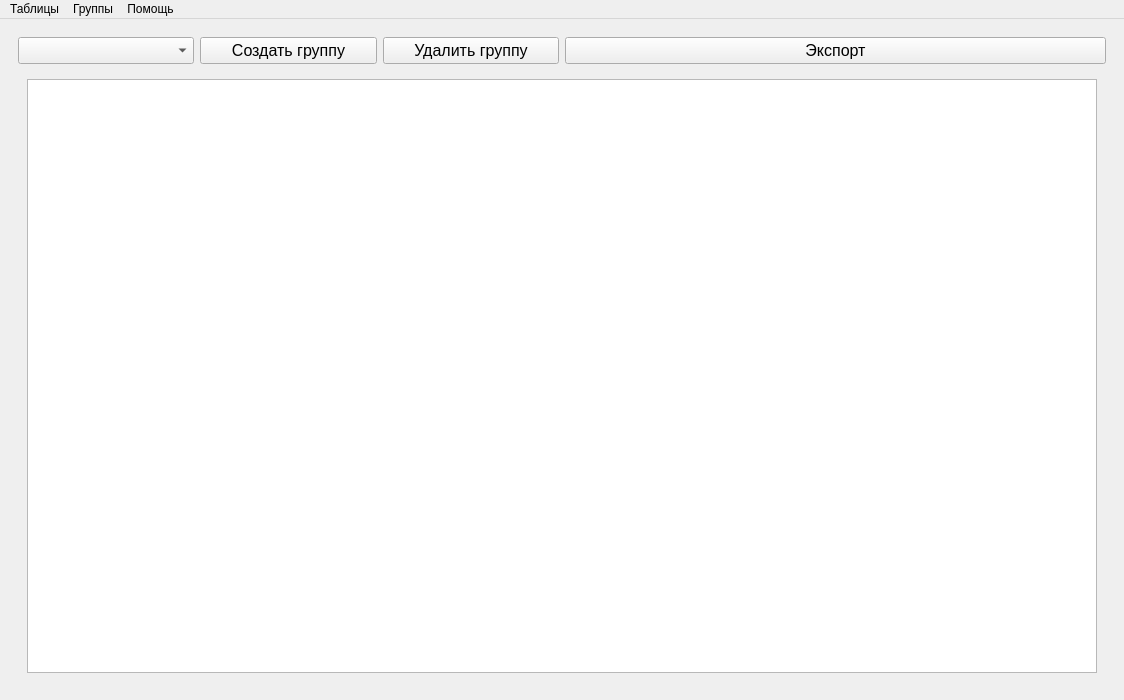
Old version of the form ui/main.ui in the repository came0987/dbms_mpei.
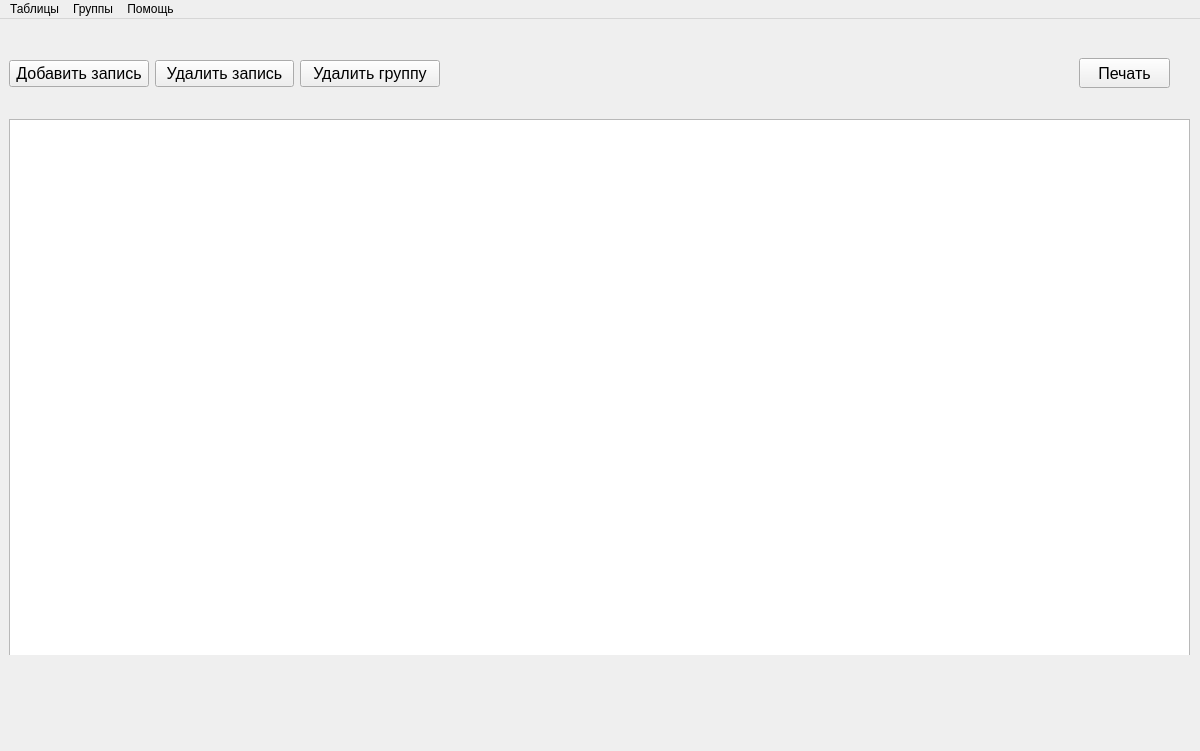
New version of the form. The open tabs and pages were chosen to show the change.

Commit message: точки в добавлении;для ГРНТИ ввод нескольких, но не работает ограничение на буквы

Diff of the .ui file:
```diff
--- a/ui/main.ui
+++ b/ui/main.ui
@@ -9,8 +9,8 @@
    <rect>
     <x>0</x>
     <y>0</y>
-    <width>1124</width>
-    <height>700</height>
+    <width>1200</width>
+    <height>751</height>
    </rect>
   </property>
   <property name="sizePolicy">
@@ -103,9 +103,9 @@
          <number>0</number>
         </property>
         <widget class="QWidget" name="svod">
-         <layout class="QGridLayout" name="gridLayout_4">
+         <layout class="QGridLayout" name="gridLayout">
           <item row="0" column="0">
-           <widget class="QTableView" name="svod_table"/>
+           <widget class="QTableView" name="tableView"/>
           </item>
          </layout>
         </widget>
@@ -216,72 +216,145 @@
        </widget>
       </widget>
       <widget class="QWidget" name="menu_groups_page">
-       <layout class="QGridLayout" name="gridLayout">
-        <item row="0" column="1">
-         <widget class="QPushButton" name="pushButton_2">
+       <widget class="QStackedWidget" name="stackedWidget">
+        <property name="geometry">
+         <rect>
+          <x>0</x>
+          <y>0</y>
+          <width>1181</width>
+          <height>627</height>
+         </rect>
+        </property>
+        <property name="currentIndex">
+         <number>1</number>
+        </property>
+        <widget class="QWidget" name="group_list_page">
+         <widget class="QWidget" name="layoutWidget">
+          <property name="geometry">
+           <rect>
+            <x>0</x>
+            <y>20</y>
+            <width>301</width>
+            <height>51</height>
+           </rect>
+          </property>
+          <layout class="QHBoxLayout" name="horizontalLayout">
+           <item>
+            <widget class="QPushButton" name="create_group_btn">
+             <property name="font">
+              <font>
+               <pointsize>12</pointsize>
+              </font>
+             </property>
+             <property name="text">
+              <string>Создать группу</string>
+             </property>
+            </widget>
+           </item>
+           <item>
+            <widget class="QPushButton" name="delete_group_btn">
+             <property name="font">
+              <font>
+               <pointsize>12</pointsize>
+              </font>
+             </property>
+             <property name="text">
+              <string>Удалить группу</string>
+             </property>
+            </widget>
+           </item>
+          </layout>
+         </widget>
+         <widget class="QTableView" name="group_list_table">
+          <property name="geometry">
+           <rect>
+            <x>0</x>
+            <y>91</y>
+            <width>1181</width>
+            <height>561</height>
+           </rect>
+          </property>
+         </widget>
+        </widget>
+        <widget class="QWidget" name="group_view_page">
+         <widget class="QTableView" name="group_view_table">
+          <property name="geometry">
+           <rect>
+            <x>0</x>
+            <y>91</y>
+            <width>1181</width>
+            <height>561</height>
+           </rect>
+          </property>
+         </widget>
+         <widget class="QPushButton" name="export_btn">
+          <property name="geometry">
+           <rect>
+            <x>1070</x>
+            <y>30</y>
+            <width>91</width>
+            <height>30</height>
+           </rect>
+          </property>
           <property name="font">
            <font>
             <pointsize>12</pointsize>
            </font>
           </property>
           <property name="text">
-           <string>Экспорт</string>
+           <string>Печать</string>
           </property>
          </widget>
-        </item>
-        <item row="1" column="0" colspan="2">
-         <widget class="QStackedWidget" name="groups_pages">
-          <widget class="QWidget" name="group_1">
-           <layout class="QGridLayout" name="gridLayout_7">
-            <item row="0" column="0">
-             <widget class="QTableView" name="tableView"/>
-            </item>
-           </layout>
-          </widget>
-          <widget class="QWidget" name="group_2"/>
+         <widget class="QWidget" name="layoutWidget">
+          <property name="geometry">
+           <rect>
+            <x>0</x>
+            <y>20</y>
+            <width>431</width>
+            <height>51</height>
+           </rect>
+          </property>
+          <layout class="QHBoxLayout" name="horizontalLayout_2">
+           <item>
+            <widget class="QPushButton" name="add_record_btn">
+             <property name="font">
+              <font>
+               <pointsize>12</pointsize>
+              </font>
+             </property>
+             <property name="text">
+              <string>Добавить запись</string>
+             </property>
+            </widget>
+           </item>
+           <item>
+            <widget class="QPushButton" name="delete_record_btn_2">
+             <property name="font">
+              <font>
+               <pointsize>12</pointsize>
+              </font>
+             </property>
+             <property name="text">
+              <string>Удалить запись</string>
+             </property>
+            </widget>
+           </item>
+           <item>
+            <widget class="QPushButton" name="delete_group_btn_2">
+             <property name="font">
+              <font>
+               <pointsize>12</pointsize>
+              </font>
+             </property>
+             <property name="text">
+              <string>Удалить группу</string>
+             </property>
+            </widget>
+           </item>
+          </layout>
          </widget>
-        </item>
-        <item row="0" column="0">
-         <layout class="QHBoxLayout" name="horizontalLayout">
-          <item>
-           <widget class="QComboBox" name="comboBox_2">
-            <property name="font">
-             <font>
-              <pointsize>12</pointsize>
-             </font>
-            </property>
-            <property name="placeholderText">
-             <string>Выбрать группу</string>
-            </property>
-           </widget>
-          </item>
-          <item>
-           <widget class="QPushButton" name="pushButton">
-            <property name="font">
-             <font>
-              <pointsize>12</pointsize>
-             </font>
-            </property>
-            <property name="text">
-             <string>Создать группу</string>
-            </property>
-           </widget>
-          </item>
-          <item>
-           <widget class="QPushButton" name="pushButton_3">
-            <property name="font">
-             <font>
-              <pointsize>12</pointsize>
-             </font>
-            </property>
-            <property name="text">
-             <string>Удалить группу</string>
-            </property>
-           </widget>
-          </item>
-         </layout>
-        </item>
-       </layout>
+        </widget>
+       </widget>
       </widget>
      </widget>
     </item>
@@ -292,7 +365,7 @@
     <rect>
      <x>0</x>
      <y>0</y>
-     <width>1124</width>
+     <width>1200</width>
      <height>22</height>
     </rect>
    </property>
```
Left out of the diff: 42 changed lines with no effect on the pictures.
